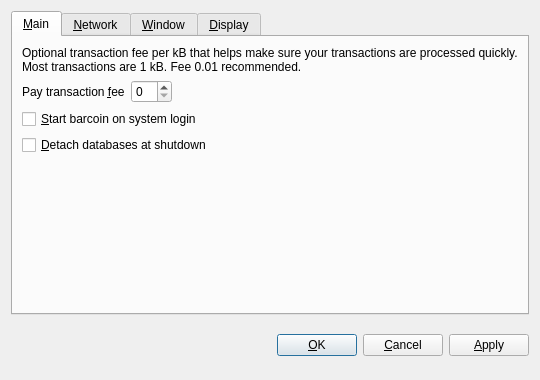
The window that src/qt/forms/optionsdialog.ui (poepcoin/poepcoin) describes before a commit, drawn with Qt 5.
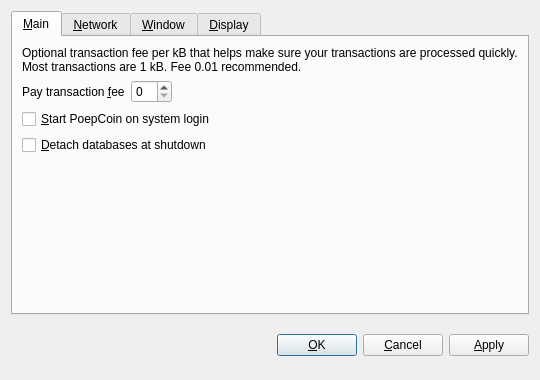
The same window after the commit. The open tabs and pages were chosen to show the change. Custom widgets are drawn as their Qt base class.

```diff
--- a/src/qt/forms/optionsdialog.ui
+++ b/src/qt/forms/optionsdialog.ui
@@ -82,7 +82,7 @@
           <string>Automatically start barcoin after logging in to the system.</string>
          </property>
          <property name="text">
-          <string>&amp;Start barcoin on system login</string>
+          <string>&amp;Start PoepCoin on system login</string>
          </property>
         </widget>
        </item>
```
Left out of the diff: 10 changed lines with no effect on the pictures.
